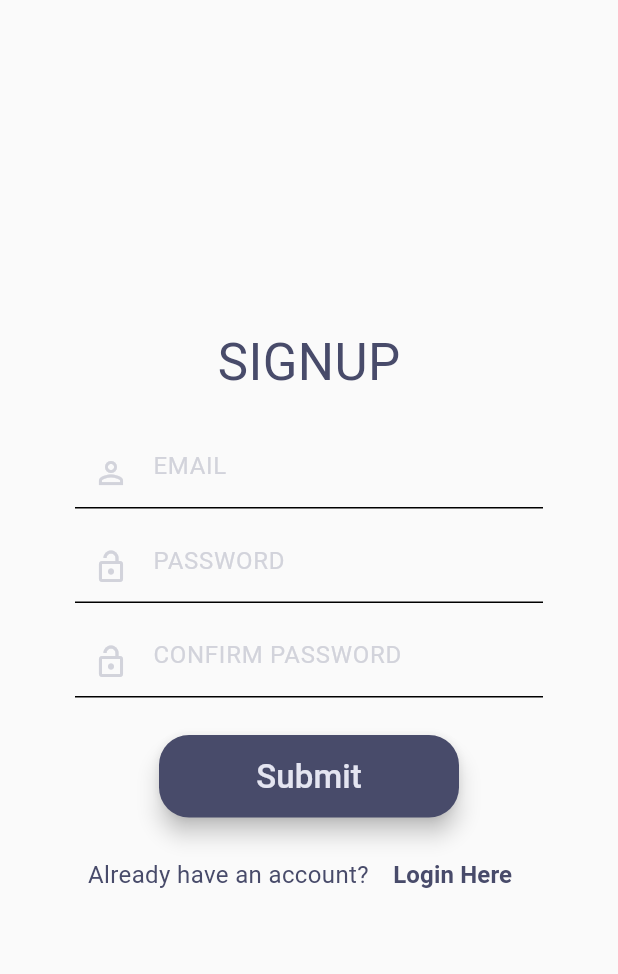
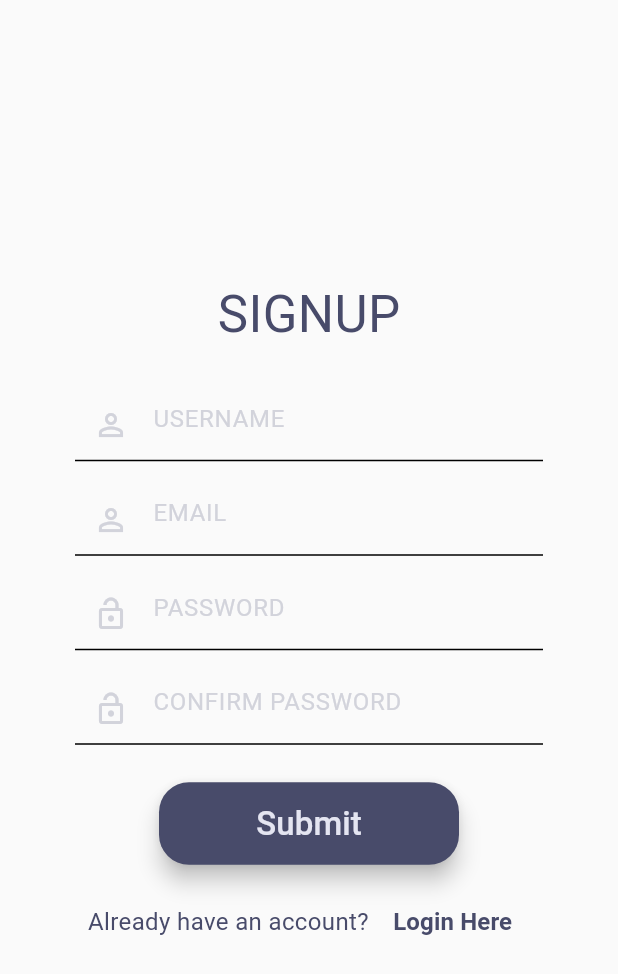
Before and after one commit to sivani-l-r/Social_Media_App_Flutter, a Flutter app: the screen it shows after launch, after a tap on "Sign Up", on a phone screen of 412 x 824 dp. Shown: the top 974 px of the screen. Run offline on Flutter 3.47's test engine with Material 3 defaults, Android fonts, the phone set to English and light mode, and no system bars; our stand-ins replace firebase_auth, firebase_core, lottie; accounts and stored records are empty; network calls fail.

```diff
--- a/lib/main.dart
+++ b/lib/main.dart
@@ -1,10 +1,14 @@
+import 'package:firebase_core/firebase_core.dart';
 import 'package:flutter/material.dart';
+import 'package:social_media_app/firebase_options.dart';
 import 'package:social_media_app/pages/login.dart';
 import 'package:social_media_app/pages/start.dart';
 import 'package:social_media_app/themes/darkmode.dart';
 import 'package:social_media_app/themes/lightmode.dart';
 
-void main() {
+void main() async {
+  WidgetsFlutterBinding.ensureInitialized();
+  await Firebase.initializeApp(options: DefaultFirebaseOptions.currentPlatform);
   runApp(const MyApp());
 }
 
--- a/lib/pages/signup.dart
+++ b/lib/pages/signup.dart
@@ -1,17 +1,55 @@
+import 'package:firebase_auth/firebase_auth.dart';
 import 'package:flutter/material.dart';
+import 'package:lottie/lottie.dart';
+import 'package:social_media_app/helper/displaymessage.dart';
 import 'package:social_media_app/pages/login.dart';
 import 'package:social_media_app/pages/mainscreen.dart';
 
-class SignUpPage extends StatelessWidget {
-  const SignUpPage({super.key});
+class SignUpPage extends StatefulWidget {
+  const SignUpPage({Key? key}) : super(key: key);
 
   @override
+  State<SignUpPage> createState() => _SignUpPageState();
+}
+
+
+class _SignUpPageState extends State<SignUpPage> {
+  @override
   Widget build(BuildContext context) {
+    TextEditingController usernameControl = TextEditingController();
     TextEditingController emailControl = TextEditingController();
     TextEditingController passwordControl = TextEditingController();
     TextEditingController confirmPasswordControl = TextEditingController();
 
+    Future<void> registerUser()
+    async {
+      showDialog(context: context,
+      builder: (context) => Center(
+        child: Lottie.network('https://lottie.host/7771e78d-39dc-40f9-b271-9c75d264d0e8/bgSKwTFkza.json')));
 
+      if ( passwordControl.text != confirmPasswordControl.text)
+      {
+        Navigator.pop(context);
+        displayMessageToUser("Passwords don't match.", context);
+      }
+      else
+      {
+          try
+          {
+            UserCredential? userCredential = await FirebaseAuth.instance.createUserWithEmailAndPassword(email: emailControl.text, password: passwordControl.text);
+            Navigator.pop(context);
+            Navigator.push(context,
+                    MaterialPageRoute(builder: (context) => MainPage())
+                    );
+
+          } on FirebaseAuthException catch (e)
+          {
+            Navigator.pop(context);
+            displayMessageToUser(e.code, context);
+          }
+      }
+
+    }
     return Scaffold(
       backgroundColor: Theme.of(context).colorScheme.background,
       body: Center(
@@ -31,6 +69,20 @@ class SignUpPage extends StatelessWidget {
               Padding(
                   padding: const EdgeInsets.symmetric(horizontal: 30,),
                   child: TextField(
+                  controller: usernameControl,
+                  decoration: InputDecoration(
+                    hintText: 'USERNAME',
+                    hintStyle: TextStyle(color: Theme.of(context).colorScheme.secondary),
+                    prefixIcon: Icon(Icons.person_outline),
+                    prefixIconColor: Theme.of(context).colorScheme.secondary,
+
+                  ),
+                ),
+              ),
+              SizedBox(height: 15),
+              Padding(
+                  padding: const EdgeInsets.symmetric(horizontal: 30,),
+                  child: TextField(
                   controller: emailControl,
                   decoration: InputDecoration(
                     hintText: 'EMAIL',
@@ -46,6 +98,7 @@ class SignUpPage extends StatelessWidget {
                 padding: const EdgeInsets.symmetric(horizontal: 30,),
                 child: TextField(
                   controller: passwordControl,
+                  obscureText: true,
                   decoration: InputDecoration(
                     hintText: 'PASSWORD',
                     hintStyle: TextStyle(color: Theme.of(context).colorScheme.secondary),
@@ -59,6 +112,7 @@ class SignUpPage extends StatelessWidget {
                 padding: const EdgeInsets.symmetric(horizontal: 30,),
                 child: TextField(
                   controller: confirmPasswordControl,
+                  obscureText: true,
                   decoration: InputDecoration(
                     hintText: 'CONFIRM PASSWORD',
                     hintStyle: TextStyle(color: Theme.of(context).colorScheme.secondary),
@@ -72,9 +126,7 @@ class SignUpPage extends StatelessWidget {
                 width: 200,
                 child: ElevatedButton(
                   onPressed: () {
-                    Navigator.push(context,
-                    MaterialPageRoute(builder: (context) => MainPage())
-                    );
+                    registerUser();
                   },
                   style: ButtonStyle(
                     backgroundColor: MaterialStateProperty.all<Color>(Theme.of(context).colorScheme.inversePrimary),
--- a/pubspec.yaml
+++ b/pubspec.yaml
@@ -36,6 +36,8 @@ dependencies:
   # Use with the CupertinoIcons class for iOS style icons.
   cupertino_icons: ^1.0.2
   lottie: ^3.1.0
+  firebase_core: ^2.25.4
+  firebase_auth: ^4.17.4
 
 dev_dependencies:
   flutter_test:
@@ -46,7 +48,7 @@ dev_dependencies:
   # activated in the `analysis_options.yaml` file located at the root of your
   # package. See that file for information about deactivating specific lint
   # rules and activating additional ones.
-  flutter_lints: ^2.0.0
+  flutter_lints: ^3.0.1
 
 # For information on the generic Dart part of this file, see the
 # following page: https://dart.dev/tools/pub/pubspec
```
Also changed, not shown: assets/startpage.json (deleted, +0 -1 lines), lib/helper/displaymessage.dart (added, +16 -0 lines), lib/firebase_options.dart (added), pubspec.lock, 8 other files.
